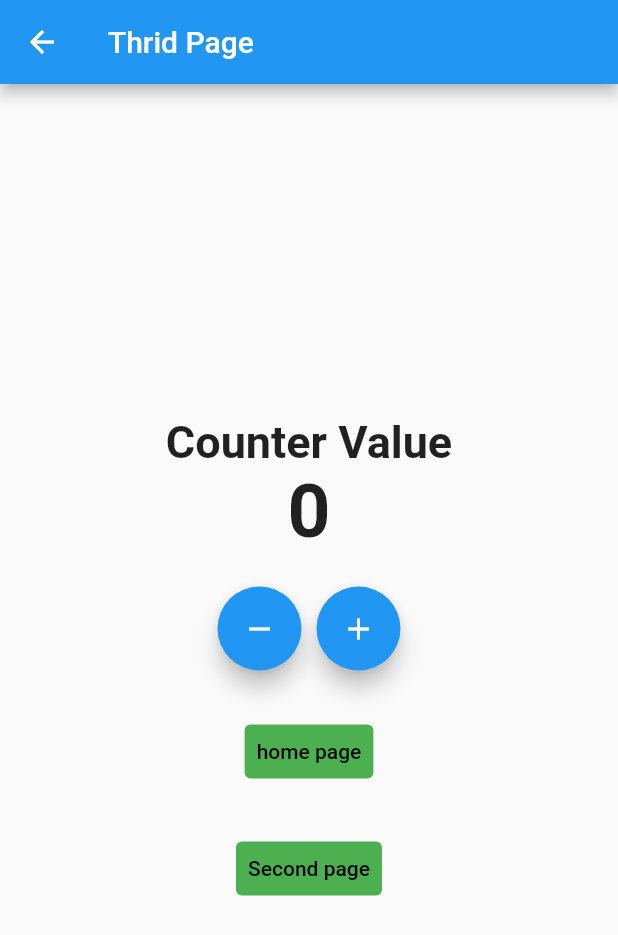
After one commit to Waruna-Kaushalya/flutter_cubit, a Flutter app: the screen it shows after launch, after a tap on the "remove" icon, after a tap on the "add" icon, after a tap on "Thrid page", on a phone screen of 412 x 824 dp. The commit adds this screen. Shown: the top 935 px of the screen. Run offline on Flutter 3.47's test engine with Material 2 defaults, Android fonts, the phone set to English and light mode, and no system bars; our stand-ins replace bloc, equatable, flutter_bloc.

Commit message:
BlocProvider.value with routes

```diff
--- a/lib/main.dart
+++ b/lib/main.dart
@@ -1,6 +1,7 @@
 import 'package:flutter/material.dart';
 import 'package:flutter_bloc/flutter_bloc.dart';
 import 'package:flutter_bloc_concepts/logic/cubit/counter_cubit.dart';
+import 'package:flutter_bloc_concepts/presentation/screens/thrid_screen.dart';
 
 import 'presentation/screens/home_screen.dart';
 import 'presentation/screens/second_screen.dart';
@@ -9,25 +10,48 @@ void main() {
   runApp(const MyApp());
 }
 
-class MyApp extends StatelessWidget {
+class MyApp extends StatefulWidget {
   const MyApp({Key? key}) : super(key: key);
 
   @override
+  State<MyApp> createState() => _MyAppState();
+}
+
+class _MyAppState extends State<MyApp> {
+  final CounterCubit _countercubit = CounterCubit();
+
+  final CounterCubit _countercubitSecond = CounterCubit();
+
+  @override
   Widget build(BuildContext context) {
-    return BlocProvider(
-      create: (context) => CounterCubit(),
-      child: MaterialApp(
+    return MaterialApp(
       title: 'Flutter Demo',
       theme: ThemeData(
         primarySwatch: Colors.blue,
       ),
       initialRoute: MyHomePage.routeName,
       routes: {
-          MyHomePage.routeName: (context) => const MyHomePage(),
-          SecondPage.routeName: (context) => const SecondPage(),
+        MyHomePage.routeName: (context) => BlocProvider.value(
+              value: _countercubit,
+              child: const MyHomePage(),
+            ),
+        SecondPage.routeName: (context) => BlocProvider.value(
+              value: _countercubitSecond,
+              child: const SecondPage(),
+            ),
+        ThridPage.routeName: (context) => BlocProvider.value(
+              value: _countercubit,
+              child: const ThridPage(),
+            ),
       },
       // home: const MyHomePage(),
-      ),
     );
   }
+
+  @override
+  void dispose() {
+    _countercubit.close();
+    _countercubitSecond.close();
+    super.dispose();
   }
+}
--- a/lib/presentation/screens/home_screen.dart
+++ b/lib/presentation/screens/home_screen.dart
@@ -2,6 +2,7 @@ import 'package:flutter/material.dart';
 import 'package:flutter_bloc/flutter_bloc.dart';
 import 'package:flutter_bloc_concepts/logic/cubit/counter_cubit.dart';
 import 'package:flutter_bloc_concepts/presentation/screens/second_screen.dart';
+import 'package:flutter_bloc_concepts/presentation/screens/thrid_screen.dart';
 
 class MyHomePage extends StatefulWidget {
   static const routeName = '/homeroute';
@@ -78,24 +79,22 @@ class _MyHomePageState extends State<MyHomePage> {
               TextButton(
                 onPressed: () {
                   Navigator.pushNamed(context, SecondPage.routeName);
-
-                  // Navigator.of(context).push(MaterialPageRoute(
-                  //   builder: (context) => const SecondPage(),
-                  // ));
-
-                  // Navigator.of(context).push(
-                  //   MaterialPageRoute(
-                  //     builder: (context) => BlocProvider.value(
-                  //       value: BlocProvider.of<CounterCubit>(context),
-                  //       child: const SecondPage(),
-                  //     ),
-                  //   ),
-                  // );
                 },
                 child: const Text("second page"),
                 style: TextButton.styleFrom(
                     primary: Colors.black, backgroundColor: Colors.green),
-              )
+              ),
+              const SizedBox(
+                height: 30,
+              ),
+              TextButton(
+                onPressed: () {
+                  Navigator.pushNamed(context, ThridPage.routeName);
+                },
+                child: const Text("Thrid page"),
+                style: TextButton.styleFrom(
+                    primary: Colors.black, backgroundColor: Colors.green),
+              ),
             ],
           ),
         ),
--- /dev/null
+++ b/lib/presentation/screens/thrid_screen.dart
@@ -0,0 +1,101 @@
+import 'package:flutter/material.dart';
+import 'package:flutter_bloc/flutter_bloc.dart';
+import 'package:flutter_bloc_concepts/logic/cubit/counter_cubit.dart';
+import 'package:flutter_bloc_concepts/presentation/screens/second_screen.dart';
+
+class ThridPage extends StatefulWidget {
+  static const routeName = '/thridpageroute';
+
+  const ThridPage({Key? key}) : super(key: key);
+
+  @override
+  State<ThridPage> createState() => _ThridPageState();
+}
+
+class _ThridPageState extends State<ThridPage> {
+  @override
+  Widget build(BuildContext context) {
+    return Scaffold(
+      appBar: AppBar(
+        title: const Text("Thrid Page"),
+      ),
+      body: Center(
+        child: Column(
+          mainAxisAlignment: MainAxisAlignment.center,
+          children: [
+            const Text(
+              "Counter Value",
+              style: TextStyle(
+                fontSize: 30,
+                fontWeight: FontWeight.bold,
+              ),
+            ),
+            BlocBuilder<CounterCubit, CounterState>(
+              builder: (context, state) {
+                return Text(
+                  state.counterValue.toString(),
+                  style: const TextStyle(
+                    fontSize: 50,
+                    fontWeight: FontWeight.bold,
+                  ),
+                );
+              },
+            ),
+            const SizedBox(
+              height: 20,
+            ),
+            Row(
+              mainAxisAlignment: MainAxisAlignment.center,
+              children: [
+                FloatingActionButton(
+                  onPressed: () {
+                    BlocProvider.of<CounterCubit>(context).decrement();
+                  },
+                  tooltip: "Decrement",
+                  child: const Icon(Icons.remove),
+                  heroTag: null,
+                ),
+                const SizedBox(
+                  width: 10,
+                ),
+                FloatingActionButton(
+                  onPressed: () {
+                    BlocProvider.of<CounterCubit>(context).increment();
+                  },
+                  tooltip: "Increment",
+                  child: const Icon(Icons.add),
+                  heroTag: null,
+                ),
+              ],
+            ),
+            const SizedBox(
+              height: 30,
+            ),
+            TextButton(
+              onPressed: () {
+                Navigator.pop(context);
+                // Navigator.of(context).push(MaterialPageRoute(
+                //   builder: (context) => const SecondPage(),
+                // ));
+              },
+              child: const Text("home page"),
+              style: TextButton.styleFrom(
+                  primary: Colors.black, backgroundColor: Colors.green),
+            ),
+            const SizedBox(
+              height: 30,
+            ),
+            TextButton(
+              onPressed: () {
+                Navigator.pushNamed(context, SecondPage.routeName);
+              },
+              child: const Text("Second page"),
+              style: TextButton.styleFrom(
+                  primary: Colors.black, backgroundColor: Colors.green),
+            ),
+          ],
+        ),
+      ),
+    );
+  }
+}
```
Also changed, not shown: 1 other file. Lines whose indentation alone changed are shown as unchanged.
